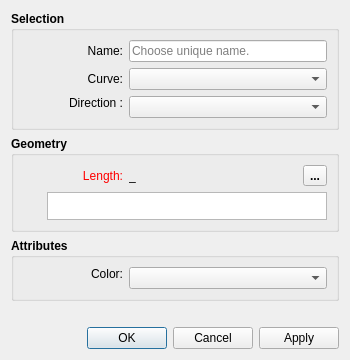
Before: the Qt Designer form src/libs/vtools/dialogs/tools/dialogcutsplinepath.ui in FashionFreedom/Seamly2D, drawn with Qt 5.
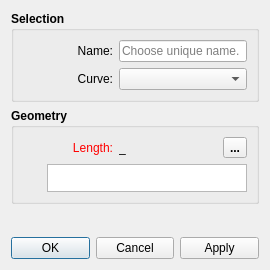
After: the same form once the commit is applied. Icons and pictures are not drawn. Custom widgets are drawn as their Qt base class.

```diff
--- a/src/libs/vtools/dialogs/tools/dialogcutsplinepath.ui
+++ b/src/libs/vtools/dialogs/tools/dialogcutsplinepath.ui
@@ -6,8 +6,8 @@
    <rect>
     <x>0</x>
     <y>0</y>
-    <width>350</width>
-    <height>360</height>
+    <width>270</width>
+    <height>270</height>
    </rect>
   </property>
   <property name="minimumSize">
@@ -32,12 +32,6 @@
        <verstretch>0</verstretch>
       </sizepolicy>
      </property>
-     <property name="minimumSize">
-      <size>
-       <width>0</width>
-       <height>0</height>
-      </size>
-     </property>
      <property name="font">
       <font>
        <pointsize>9</pointsize>
@@ -47,9 +41,12 @@
      <property name="title">
       <string>Selection</string>
      </property>
-     <layout class="QVBoxLayout" name="verticalLayout_2">
+     <layout class="QVBoxLayout" name="verticalLayout">
       <item>
        <layout class="QFormLayout" name="formLayout">
+        <property name="labelAlignment">
+         <set>Qt::AlignRight|Qt::AlignTrailing|Qt::AlignVCenter</set>
+        </property>
         <item row="0" column="0">
          <widget class="QLabel" name="labelEditNamePoint">
           <property name="sizePolicy">
@@ -60,7 +57,7 @@
           </property>
           <property name="minimumSize">
            <size>
-            <width>100</width>
+            <width>90</width>
             <height>0</height>
            </size>
           </property>
@@ -110,7 +107,7 @@
           </property>
           <property name="minimumSize">
            <size>
-            <width>100</width>
+            <width>90</width>
             <height>0</height>
            </size>
           </property>
@@ -144,38 +141,6 @@
           </property>
          </widget>
         </item>
-        <item row="2" column="0">
-         <widget class="QLabel" name="direction_Label">
-          <property name="minimumSize">
-           <size>
-            <width>100</width>
-            <height>0</height>
-           </size>
-          </property>
-          <property name="font">
-           <font>
-            <pointsize>9</pointsize>
-            <bold>false</bold>
-           </font>
-          </property>
-          <property name="text">
-           <string>Direction :</string>
-          </property>
-          <property name="alignment">
-           <set>Qt::AlignRight|Qt::AlignTop|Qt::AlignTrailing</set>
-          </property>
-         </widget>
-        </item>
-        <item row="2" column="1">
-         <widget class="QComboBox" name="direction_ComboBox">
-          <property name="font">
-           <font>
-            <pointsize>9</pointsize>
-            <bold>false</bold>
-           </font>
-          </property>
-         </widget>
-        </item>
        </layout>
       </item>
      </layout>
@@ -189,12 +154,6 @@
        <verstretch>0</verstretch>
       </sizepolicy>
      </property>
-     <property name="minimumSize">
-      <size>
-       <width>0</width>
-       <height>0</height>
-      </size>
-     </property>
      <property name="font">
       <font>
        <pointsize>9</pointsize>
@@ -204,7 +163,7 @@
      <property name="title">
       <string>Geometry</string>
      </property>
-     <layout class="QVBoxLayout" name="verticalLayout">
+     <layout class="QVBoxLayout" name="verticalLayout_2">
       <item>
        <layout class="QHBoxLayout" name="horizontalLayout">
         <item alignment="Qt::AlignLeft">
@@ -217,7 +176,7 @@
           </property>
           <property name="minimumSize">
            <size>
-            <width>100</width>
+            <width>90</width>
             <height>0</height>
            </size>
           </property>
@@ -310,7 +269,7 @@
           </property>
           <property name="sizeHint" stdset="0">
            <size>
-            <width>10</width>
+            <width>40</width>
             <height>20</height>
            </size>
           </property>
@@ -408,90 +367,6 @@
      </layout>
     </widget>
    </item>
-   <item>
-    <widget class="QGroupBox" name="attributes_GroupBox_2">
-     <property name="minimumSize">
-      <size>
-       <width>240</width>
-       <height>0</height>
-      </size>
-     </property>
-     <property name="font">
-      <font>
-       <pointsize>9</pointsize>
-       <bold>true</bold>
-      </font>
-     </property>
-     <property name="title">
-      <string>Attributes</string>
-     </property>
-     <layout class="QVBoxLayout" name="verticalLayout_4">
-      <item>
-       <layout class="QFormLayout" name="formLayout_2">
-        <property name="labelAlignment">
-         <set>Qt::AlignRight|Qt::AlignTrailing|Qt::AlignVCenter</set>
-        </property>
-        <item row="0" column="0">
-         <widget class="QLabel" name="lineColor_Label">
-          <property name="sizePolicy">
-           <sizepolicy hsizetype="MinimumExpanding" vsizetype="Fixed">
-            <horstretch>0</horstretch>
-            <verstretch>0</verstretch>
-           </sizepolicy>
-          </property>
-          <property name="minimumSize">
-           <size>
-            <width>100</width>
-            <height>0</height>
-           </size>
-          </property>
-          <property name="maximumSize">
-           <size>
-            <width>16777215</width>
-            <height>16777215</height>
-           </size>
-          </property>
-          <property name="font">
-           <font>
-            <pointsize>9</pointsize>
-            <bold>false</bold>
-           </font>
-          </property>
-          <property name="text">
-           <string>Color:</string>
-          </property>
-          <property name="alignment">
-           <set>Qt::AlignRight|Qt::AlignTrailing|Qt::AlignVCenter</set>
-          </property>
-         </widget>
-        </item>
-        <item row="0" column="1">
-         <widget class="ColorComboBox" name="lineColor_ComboBox">
-          <property name="sizePolicy">
-           <sizepolicy hsizetype="Expanding" vsizetype="Fixed">
-            <horstretch>0</horstretch>
-            <verstretch>0</verstretch>
-           </sizepolicy>
-          </property>
-          <property name="minimumSize">
-           <size>
-            <width>80</width>
-            <height>0</height>
-           </size>
-          </property>
-          <property name="font">
-           <font>
-            <pointsize>9</pointsize>
-            <bold>false</bold>
-           </font>
-          </property>
-         </widget>
-        </item>
-       </layout>
-      </item>
-     </layout>
-    </widget>
-   </item>
    <item>
     <spacer name="verticalSpacer">
      <property name="orientation">
@@ -517,13 +392,6 @@
    </item>
   </layout>
  </widget>
- <customwidgets>
-  <customwidget>
-   <class>ColorComboBox</class>
-   <extends>QComboBox</extends>
-   <header location="global">color_combobox.h</header>
-  </customwidget>
- </customwidgets>
  <tabstops>
   <tabstop>plainTextEditFormula</tabstop>
   <tabstop>comboBoxSplinePath</tabstop>
```
Left out of the diff: 2 changed lines with no effect on the pictures.
